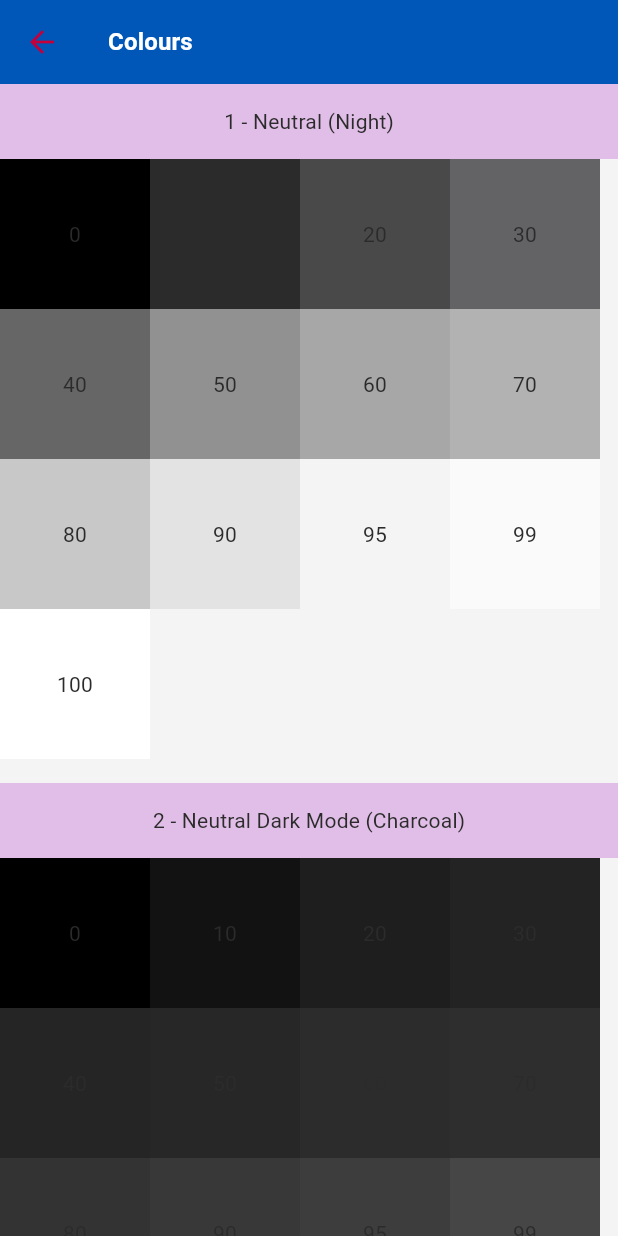
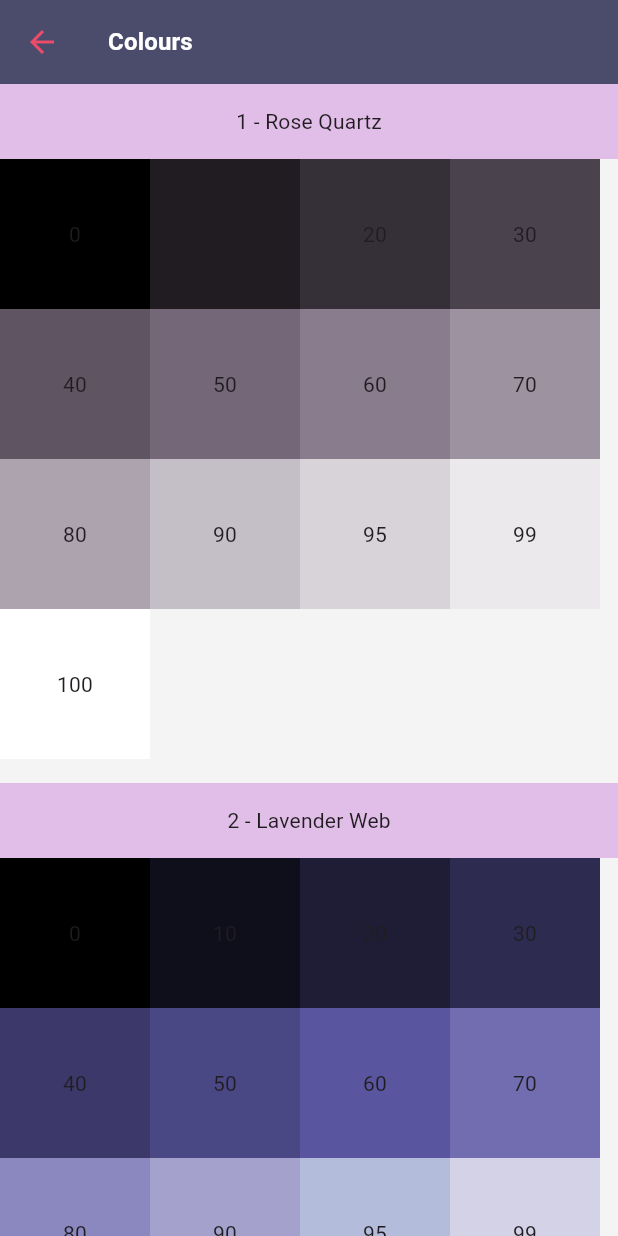
Before and after one commit to asifimtiazahmed/mat3_ui, a Flutter app: the ColourScene screen opened by its route, on a phone screen of 412 x 824 dp. Run offline on Flutter 3.47's test engine with Material 3 defaults, Android fonts, the phone set to English and light mode, and no system bars.

Commit message:
added the custom swatch for light mode

```diff
--- a/example/lib/scenes/colourScene/color_scene.dart
+++ b/example/lib/scenes/colourScene/color_scene.dart
@@ -4,16 +4,16 @@ import 'package:flutter/material.dart';
 
 class ColourScene extends StatelessWidget {
   final List<ColourItem> colors = [
-    ColourItem(1, 'Neutral (Night)', neutralColors),
-    ColourItem(2, 'Neutral Dark Mode (Charcoal)', neutralDMColors),
-    ColourItem(3, 'Primary (Sky)', primaryColors),
-    ColourItem(4, 'Secondary (Sun)', secondaryColors),
-    ColourItem(5, 'Tertiary 1 (Midnight)', tertiary1Colors),
+    ColourItem(1, 'Rose Quartz', roseQuartzColors),
+    ColourItem(2, 'Lavender Web', lavenderWebColors),
+    ColourItem(3, 'Primary (Dark Sky)', spaceCadetColors),
+    ColourItem(4, 'Secondary (Sun)', davysGrayColors),
+    ColourItem(5, 'Tertiary 1 (Midnight)', platinumColors),
     ColourItem(6, 'Tertiary 2 (Ocean)', tertiary2Colors),
     ColourItem(7, 'Tertiary 3 (Pumpkin)', tertiary3Colors),
     ColourItem(8, 'Tertiary 4 (Eggplant)', tertiary4Colors),
-    ColourItem(9, 'Success (Pine)', successColors),
-    ColourItem(10, 'Error (Cherry)', errorColors),
+    ColourItem(9, 'Success (Pine)', mistyRoseColors),
+    ColourItem(10, 'Error (Crayola)', brightPinkColors),
     ColourItem(11, 'Error Dark Mode (Coral)', errorDMColors),
   ];
 
--- a/lib/src/resources/mat3_colors.dart
+++ b/lib/src/resources/mat3_colors.dart
@@ -8,23 +8,23 @@ import 'package:flutter/material.dart';
 /// 1) https://www.figma.com/file/3vTg9unqtwvXm30r4Dl3Ba/IDES-Design-System?node-id=8288%3A225882
 ///
 class Mat3Colors {
-  static const MaterialColor night = neutral;
-  static const MaterialColor neutral = MaterialColor(0xFF919191, neutralColors);
+  static const MaterialColor roseQuartz = neutral;
+  static const MaterialColor neutral = MaterialColor(0xFFACA3AF, roseQuartzColors);
 
-  static const MaterialColor charcoal = neutralDM; // Dark Mode
-  static const MaterialColor neutralDM = MaterialColor(0xFF272727, neutralDMColors);
+  static const MaterialColor lavenderWeb = neutralDM; // Dark Mode
+  static const MaterialColor neutralDM = MaterialColor(0xFFD3D2E7, lavenderWebColors);
 
-  static const MaterialColor sky = primary;
-  static const MaterialColor primary = MaterialColor(0xFF0057B8, primaryColors);
+  static const MaterialColor spaceCadet = primary;
+  static const MaterialColor primary = MaterialColor(0xFF383950, spaceCadetColors);
 
-  static const MaterialColor sun = secondary;
-  static const MaterialColor secondary = MaterialColor(0xFFF2A900, secondaryColors);
+  static const MaterialColor davysGray = secondary;
+  static const MaterialColor secondary = MaterialColor(0xFF565264, davysGrayColors);
 
-  static const MaterialColor midnight = tertiary1;
-  static const MaterialColor tertiary1 = MaterialColor(0xFF152D54, tertiary1Colors);
+  static const MaterialColor mistyRose = tertiary1;
+  static const MaterialColor tertiary1 = MaterialColor(0xFFF2DFDC, mistyRoseColors);
 
-  static const MaterialColor ocean = tertiary2;
-  static const MaterialColor tertiary2 = MaterialColor(0xFF0A8289, tertiary2Colors);
+  static const MaterialColor nightSky = tertiary2;
+  static const MaterialColor tertiary2 = MaterialColor(0xFF075B60, tertiary2Colors);
 
   static const MaterialColor pumpkin = tertiary3;
   static const MaterialColor tertiary3 = MaterialColor(0xFFC94D21, tertiary3Colors);
@@ -32,14 +32,14 @@ class Mat3Colors {
   static const MaterialColor eggplant = tertiary4;
   static const MaterialColor tertiary4 = MaterialColor(0xFF8F659D, tertiary4Colors);
 
-  static const MaterialColor pine = success;
-  static const MaterialColor success = MaterialColor(0xFF026A4D, successColors);
+  static const MaterialColor platinum = success;
+  static const MaterialColor success = MaterialColor(0xFFD9D9D9, platinumColors);
 
-  static const MaterialColor cherry = error;
-  static const MaterialColor error = MaterialColor(0xFFC3003B, errorColors);
+  static const MaterialColor brightPink = error;
+  static const MaterialColor error = MaterialColor(0xFFEE4B6A, brightPinkColors);
 
   static const MaterialColor coral = errorDM; // Dark Mode
-  static const MaterialColor errorDM = MaterialColor(0xFFFF6E6E, neutralDMColors);
+  static const MaterialColor errorDM = MaterialColor(0xFFFF6E6E, lavenderWebColors);
 
   static const Color black = Colors.black;
   static const Color white = Colors.white;
@@ -52,88 +52,88 @@ class Mat3Colors {
 }
 
 /// night
-const Map<int, Color> neutralColors = {
+const Map<int, Color> roseQuartzColors = {
   0: Color(0xFF000000),
-  10: Color(0xFF2B2B2B),
-  20: Color(0xFF494949),
-  30: Color(0xFF636366),
-  40: Color(0xFF666666),
-  50: Color(0xFF919191),
-  60: Color(0xFFA7A7A7),
-  70: Color(0xFFB2B2B2),
-  80: Color(0xFFC8C8C8),
-  90: Color(0xFFE3E3E3),
-  95: Color(0xFFF4F4F4),
-  99: Color(0xFFFAFAFA),
+  10: Color(0xFF201C21),
+  20: Color(0xFF352F37),
+  30: Color(0xFF4A424C),
+  40: Color(0xFF5F5562),
+  50: Color(0xFF746878),
+  60: Color(0xFF897c8d),
+  70: Color(0xFF9d92a0),
+  80: Color(0xFFACA3AF),
+  90: Color(0xFFc4bec6),
+  95: Color(0xFFd8d3d9),
+  99: Color(0xFFebe9ec),
   100: Color(0xFFFFFFFF),
 };
 
 /// charcoal
-const Map<int, Color> neutralDMColors = {
+const Map<int, Color> lavenderWebColors = {
   0: Color(0xFF000000),
-  10: Color(0xFF121212),
-  20: Color(0xFF1E1E1E),
-  30: Color(0xFF232323),
-  40: Color(0xFF252525),
-  50: Color(0xFF272727),
-  60: Color(0xFF2C2C2C),
-  70: Color(0xFF2E2E2E),
-  80: Color(0xFF333333),
-  90: Color(0xFF383838),
-  95: Color(0xFF3D3D3D),
-  99: Color(0xFF464646),
-  100: Color(0xFFFFFFFF),
+  10: Color(0xFF0f0e1b),
+  20: Color(0xFF1e1d35),
+  30: Color(0xFF2d2b50),
+  40: Color(0xFF3c396a),
+  50: Color(0xFF4a4785),
+  60: Color(0xFF59569f),
+  70: Color(0xFF716db0),
+  80: Color(0xFF8a88bf),
+  90: Color(0xFFa4a2cd),
+  95: Color(0xFFb3bddb),
+  99: Color(0xFFd3d2e7),
+  100: Color(0xFFF2F2F8),
 };
 
 /// sky
-const Map<int, Color> primaryColors = {
+const Map<int, Color> spaceCadetColors = {
   0: Color(0xFF000000),
-  10: Color(0xFF001A37),
-  20: Color(0xFF002B5C),
-  30: Color(0xFF003D81),
-  40: Color(0xFF004A9C),
-  50: Color(0xFF0057B8),
-  60: Color(0xFF3379C6),
-  70: Color(0xFF4C89CD),
-  80: Color(0xFF80ABDB),
-  90: Color(0xFFBFD5ED),
-  95: Color(0xFFE5EEF8),
-  99: Color(0xFFF2F7FC),
+  10: Color(0xFF08080c),
+  20: Color(0xFF191924),
+  30: Color(0xFF2a2a3c),
+  40: Color(0xFF383950),
+  50: Color(0xFF4B4C6C),
+  60: Color(0xFF5C5D84),
+  70: Color(0xFF6f709b),
+  80: Color(0xFF8788ab),
+  90: Color(0xFF9fa0bc),
+  95: Color(0xFFb7bbcd),
+  99: Color(0xFFcfcfde),
   100: Color(0xFFFFFFFF),
 };
 
 /// sun
-const Map<int, Color> secondaryColors = {
-  0: Color(0xFF000000),
-  10: Color(0xFF493300),
-  20: Color(0xFF795500),
-  30: Color(0xFFA97600),
-  40: Color(0xFFCE9000),
-  50: Color(0xFFF2A900),
-  60: Color(0xFFF5BA33),
-  70: Color(0xFFF6C34C),
-  80: Color(0xFFF9D480),
-  90: Color(0xFFFCE9BF),
-  95: Color(0xFFFEF6E5),
-  99: Color(0xFFFEFBF2),
-  100: Color(0xFFFFFFFF),
+const Map<int, Color> davysGrayColors = {
+  0: Color(0xFF131216),
+  10: Color(0xFF1d1c22),
+  20: Color(0xFF302e38),
+  30: Color(0xFF43404F),
+  40: Color(0xFF565264),
+  50: Color(0xFF6A657B),
+  60: Color(0xFF7E7891),
+  70: Color(0xFF938fa3),
+  80: Color(0xFFA9A5B6),
+  90: Color(0xFFBEBCC8),
+  95: Color(0xFFD4D2DA),
+  99: Color(0xFFE9E9ED),
+  100: Color(0xFFF4F4F6),
 };
 
 /// midnight
-const Map<int, Color> tertiary1Colors = {
+const Map<int, Color> platinumColors = {
   0: Color(0xFF000000),
-  10: Color(0xFF060D19),
-  20: Color(0xFF0A172A),
-  30: Color(0xFF0F203B),
-  40: Color(0xFF122647),
-  50: Color(0xFF152D54),
-  60: Color(0xFF445776),
-  70: Color(0xFF5B6C87),
-  80: Color(0xFF8A96A9),
-  90: Color(0xFFC4CAD4),
-  95: Color(0xFFE8EAEE),
-  99: Color(0xFFF3F5F7),
-  100: Color(0xFFFFFFFF),
+  10: Color(0xFF141414),
+  20: Color(0xFF292929),
+  30: Color(0xFF3D3D3D),
+  40: Color(0xFF525252),
+  50: Color(0xFF666666),
+  60: Color(0xFF7A7A7A),
+  70: Color(0xFF8F8F8F),
+  80: Color(0xFFA3A3A3),
+  90: Color(0xFFB8B8B8),
+  95: Color(0xFFCCCCCC),
+  99: Color(0xFFD9D9D9),
+  100: Color(0xFFF5F5F5),
 };
 
 /// ocean
@@ -188,7 +188,7 @@ const Map<int, Color> tertiary4Colors = {
 };
 
 /// pine
-const Map<int, Color> successColors = {
+const Map<int, Color> mistyRoseColors = {
   0: Color(0xFF000000),
   10: Color(0xFF012017),
   20: Color(0xFF013527),
@@ -205,20 +205,20 @@ const Map<int, Color> successColors = {
 };
 
 /// cherry
-const Map<int, Color> errorColors = {
+const Map<int, Color> brightPinkColors = {
   0: Color(0xFF000000),
-  10: Color(0xFF3A0012),
-  20: Color(0xFF61001D),
-  30: Color(0xFF890029),
-  40: Color(0xFFA60032),
-  50: Color(0xFFC3003B),
-  60: Color(0xFFCF3362),
-  70: Color(0xFFD54D76),
-  80: Color(0xFFE1809D),
-  90: Color(0xFFF0BFCE),
-  95: Color(0xFFF9E5EB),
-  99: Color(0xFFFCF2F5),
-  100: Color(0xFFFFFFFF),
+  10: Color(0xFF38050f),
+  20: Color(0xFF5d0918),
+  30: Color(0xFF830c22),
+  40: Color(0xFFA8102C),
+  50: Color(0xFFCD1335),
+  60: Color(0xFFEA1F44),
+  70: Color(0xFFEE4463),
+  80: Color(0xFFEE4B6A),
+  90: Color(0xFFF37C92),
+  95: Color(0xFFF6A2B1),
+  99: Color(0xFFFAC7D0),
+  100: Color(0xFFFDECEF),
 };
 
 /// coral
```
Also changed, not shown: 4 other files.
